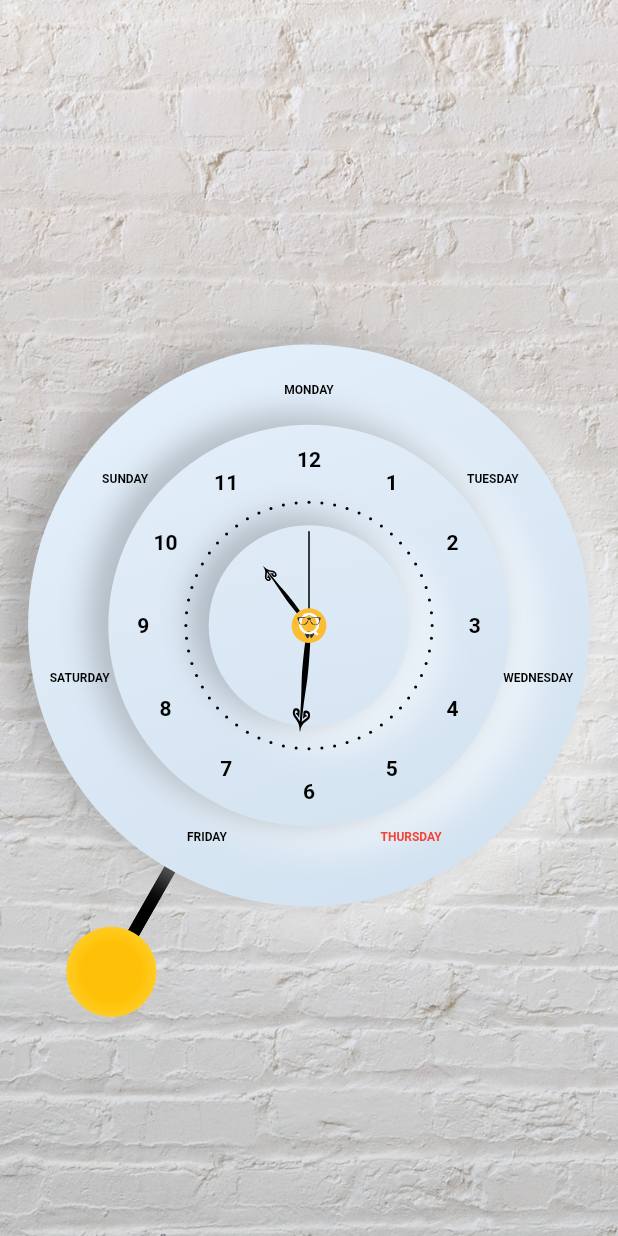
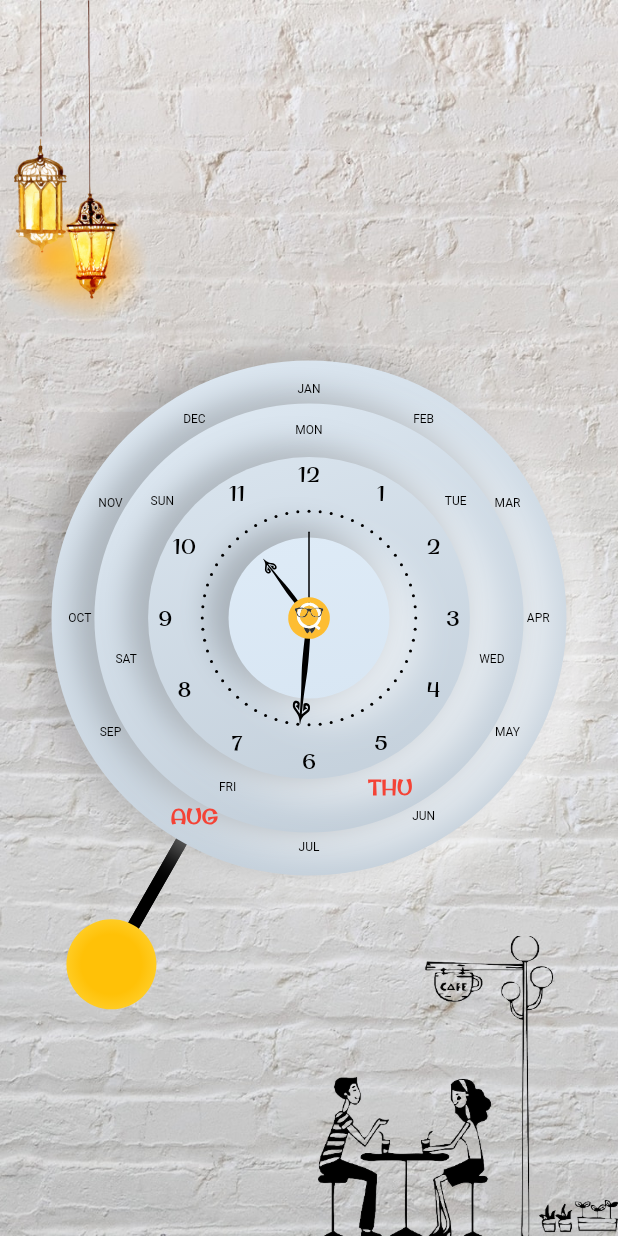
Before and after one commit to githubrohitgithub/Flutter-PUC, a Flutter app: the AnalogClock screen opened by its route, on a phone screen of 412 x 824 dp. Run offline on Flutter 3.47's test engine with Material 2 defaults, Android fonts, the phone set to English and light mode, and no system bars; our stand-ins replace flutter_svg, get_it, hive, shared_preferences, timer_builder; missing offline and left inert: neopop, qr_code_scanner; accounts and stored records are empty.

Commit message:
completed 10

```diff
--- a/lib/work_shop/navigator/modules/custom_clock/model/time_model.dart
+++ b/lib/work_shop/navigator/modules/custom_clock/model/time_model.dart
@@ -4,6 +4,7 @@ class TimeModel{
   final int? minutes;
   final int? hours;
   final int? week;
+  final int? month;
 
-  TimeModel({this.milliseconds,this.seconds, this.minutes, this.hours,this.week});
+  TimeModel({this.milliseconds,this.seconds, this.minutes, this.hours,this.week,this.month});
 }
--- a/lib/work_shop/navigator/modules/custom_clock/page/analog_clock.dart
+++ b/lib/work_shop/navigator/modules/custom_clock/page/analog_clock.dart
@@ -1,6 +1,7 @@
 import 'package:flutter/material.dart';
 import 'package:timer_builder/timer_builder.dart';
 import '../model/time_model.dart';
+import '../utils/utils.dart';
 import '../widgets/clock_widget.dart';
 
 class AnalogClock extends StatefulWidget {
@@ -13,16 +14,31 @@ class AnalogClock extends StatefulWidget {
 class _AnalogClockState extends State<AnalogClock> {
   @override
   Widget build(BuildContext context) {
+
+    var isTab = AppUtils.isTablet(AppUtils.getScreenWidth(context));
+
     return Scaffold(
       body: Stack(
         fit: StackFit.expand,
         children: [
-
           Image.asset(
             'assets/analog_clock_app/wall.jpg', // Replace with your image URL
             fit: BoxFit.cover,
           ),
+          Align(
+              alignment: Alignment.bottomRight,
+              child: Image.asset(
+                'assets/analog_clock_app/couple.png',
+                width: 200,
+              )),
 
+
+          Align(
+              alignment: Alignment.topLeft,
+              child: Image.asset(
+                'assets/analog_clock_app/lamp.png',
+                width: isTab ? 200 : 100,
+              )),
           Center(
             child: TimerBuilder.periodic(const Duration(milliseconds: 50),
                 builder: (context) {
@@ -35,10 +51,11 @@ class _AnalogClockState extends State<AnalogClock> {
                     seconds: currentTime.second,
                     milliseconds: currentTime.millisecond,
                     week: currentTime.weekday,
-                ),
+                    month: currentTime.month),
               );
             }),
-          )],
+          )
+        ],
       ),
     );
   }
--- a/lib/work_shop/navigator/modules/custom_clock/paints/clock_painter.dart
+++ b/lib/work_shop/navigator/modules/custom_clock/paints/clock_painter.dart
@@ -77,6 +77,10 @@ class ClockPainter extends CustomPainter {
     AppUtils.paintWeeksClock(
         canvas, size, weekFontSize.toDouble(), time?.week!, isTab);
     AppUtils.paintNumbersClock(canvas, size, numberFontSize.toDouble(), isTab);
+
+
+    AppUtils.paintMonthsClock(canvas, size, weekFontSize.toDouble(),time?.month, isTab);
+
 
     ///setting the brush for the clock pointers
 
--- a/lib/work_shop/navigator/modules/custom_clock/utils/utils.dart
+++ b/lib/work_shop/navigator/modules/custom_clock/utils/utils.dart
@@ -3,19 +3,25 @@ import 'package:flutter/material.dart';
 
 class AppUtils {
 
- static bool isTablet(double width) {
+
+
+  static String fontOriginalSurfer = 'OriginalSurfer';
+  static String fontPacifico = 'Pacifico';
+  static String fontChunkFivePrint = 'Chunk Five Print';
+
+
+  static bool isTablet(double width) {
     // Define a threshold to distinguish between tablets and phones
     const double tabletThreshold = 600.0;
     return width >= tabletThreshold;
   }
 
- static double getScreenWidth(BuildContext context) {
+  static double getScreenWidth(BuildContext context) {
     return MediaQuery.of(context).size.width;
   }
 
-
-
-  static void paintNumbersClock(Canvas canvas, Size size, double fontSize,bool isTab) {
+  static void paintNumbersClock(
+      Canvas canvas, Size size, double fontSize, bool isTab) {
     final double centerX = size.width / 2;
     final double centerY = size.height / 2;
     const int numHours = 12;
@@ -26,12 +32,12 @@ class AppUtils {
     var textStyle = TextStyle(
       color: Colors.black,
       fontSize: finalFontSize,
-      fontWeight: FontWeight.bold,
+      fontWeight: FontWeight.normal,
+        fontFamily: fontOriginalSurfer
     );
 
-    double radius = min(centerX, centerY)-(isTab?120:70);
+    double radius = min(centerX, centerY) - (isTab ? 120 : 70);
     double outerRadius = radius - (radius / 15);
-
 
     for (int i = 1; i <= numHours; i++) {
       final double angle = (-90 + i * angleIncrement) *
@@ -60,7 +66,7 @@ class AppUtils {
       ..style = PaintingStyle.fill;
 
     var radiusFactor = 0.75;
-    var dotSize = isTab?2.0:1.0;
+    var dotSize = isTab ? 2.0 : 1.0;
 
     for (int i = 0; i < 360; i += 6) {
       double x = centerX - outerRadius * radiusFactor * cos(i * pi / 180);
@@ -69,20 +75,30 @@ class AppUtils {
     }
   }
 
-
-  static void paintWeeksClock(Canvas canvas, Size size, double fontSize,int? week,bool isTab) {
+  static void paintWeeksClock(
+      Canvas canvas, Size size, double fontSize, int? week, bool isTab) {
     final double centerX = size.width / 2;
     final double centerY = size.height / 2;
 
-    List<String> listOfWeeks = ['MONDAY', 'TUESDAY', 'WEDNESDAY', 'THURSDAY','FRIDAY', 'SATURDAY', 'SUNDAY', ];
+    List<String> listOfWeeks = [
+      'MON',
+      'TUE',
+      'WED',
+      'THU',
+      'FRI',
+      'SAT',
+      'SUN',
+    ];
 
     final double finalFontSize = fontSize;
 
     double angleIncrement = 360 / listOfWeeks.length;
 
 
+    var radFactor = isTab ? 6 : 6;
+
     double radius = min(centerX, centerY);
-    double outerRadius = radius - (radius / 15);
+    double outerRadius = radius - (radius / radFactor);
     double innerRadius = radius - (radius / 5);
 
     // Draw transparent circle
@@ -94,14 +110,14 @@ class AppUtils {
 
     for (int i = 0; i < listOfWeeks.length; i++) {
       final double angle = (-90 + i * angleIncrement) * pi / 180;
-      final double x = centerX + (outerRadius-10 - fontSize) * cos(angle);
-      final double y = centerY + (outerRadius-10 - fontSize) * sin(angle);
+      final double x = centerX + (outerRadius - 10 - fontSize) * cos(angle);
+      final double y = centerY + (outerRadius - 10 - fontSize) * sin(angle);
 
-
-     var textStyle= TextStyle(
-        color: i+1==week?Colors.red:Colors.black,
-        fontSize: finalFontSize,
-        fontWeight: FontWeight.bold,
+      var textStyle = TextStyle(
+        color: i + 1 == week ? Colors.red : Colors.black,
+        fontSize: i + 1 == week?finalFontSize+5:finalFontSize,
+        fontWeight: i + 1 == week?FontWeight.bold:FontWeight.normal,
+          fontFamily: i +1==week?fontOriginalSurfer:''
       );
 
       final TextPainter textPainter = TextPainter(
@@ -110,7 +126,71 @@ class AppUtils {
       );
 
       textPainter.layout();
-      final Offset textOffset = Offset(x - textPainter.width / 2, y - textPainter.height / 2);
+      final Offset textOffset =
+          Offset(x - textPainter.width / 2, y - textPainter.height / 2);
+
+      textPainter.paint(canvas, textOffset);
+    }
+  }
+
+  static void paintMonthsClock(
+      Canvas canvas, Size size, double fontSize, int? month, bool isTab) {
+    final double centerX = size.width / 2;
+    final double centerY = size.height / 2;
+
+    List<String> listOfWeeks = [
+      'JAN',
+      'FEB',
+      'MAR',
+      'APR',
+      'MAY',
+      'JUN',
+      'JUL',
+      'AUG',
+      'SEP',
+      'OCT',
+      'NOV',
+      'DEC'
+    ];
+
+    final double finalFontSize = fontSize;
+
+    double angleIncrement = 360 / listOfWeeks.length;
+
+    double radius = min(centerX, centerY);
+
+    var radFactor = isTab ? 80 : 200;
+
+    double outerRadius = radius - (radius / radFactor);
+    double innerRadius = radius - (radius );
+
+    // Draw transparent circle
+    final double circleRadius = (outerRadius + innerRadius) / 2;
+    final Paint transparentPaint = Paint()
+      ..color = Colors.transparent
+      ..style = PaintingStyle.fill;
+    canvas.drawCircle(Offset(centerX, centerY), circleRadius, transparentPaint);
+
+    for (int i = 0; i < listOfWeeks.length; i++) {
+      final double angle = (-90 + i * angleIncrement) * pi / 180;
+      final double x = centerX + (outerRadius - 10 - fontSize) * cos(angle);
+      final double y = centerY + (outerRadius - 10 - fontSize) * sin(angle);
+
+      var textStyle = TextStyle(
+        color: i + 1 == month ? Colors.red : Colors.black,
+        fontSize: i + 1 == month?finalFontSize+5:finalFontSize,
+          fontWeight: i + 1 == month?FontWeight.bold:FontWeight.normal,
+          fontFamily: i +1==month?fontOriginalSurfer:''
+      );
+
+      final TextPainter textPainter = TextPainter(
+        text: TextSpan(text: listOfWeeks.elementAt(i), style: textStyle),
+        textDirection: TextDirection.ltr,
+      );
+
+      textPainter.layout();
+      final Offset textOffset =
+          Offset(x - textPainter.width / 2, y - textPainter.height / 2);
 
       textPainter.paint(canvas, textOffset);
     }
--- a/lib/work_shop/navigator/modules/custom_clock/widgets/clock_widget.dart
+++ b/lib/work_shop/navigator/modules/custom_clock/widgets/clock_widget.dart
@@ -32,16 +32,14 @@ class _ClockWidgetState extends State<ClockWidget> {
 
     var isTab = AppUtils.isTablet(AppUtils.getScreenWidth(context));
 
-    var innerRad = isTab ? 2.4 : 1.4;
+    var innerRad = isTab ? 2.4 : 1.6;
 
-    var customWidth = screenWidth / 1.1;
-    var customHeight = screenHeight / 1.1;
+    var customWidth = screenWidth / 1.2;
+    var customHeight = screenHeight / 1.2;
 
-    var logoSize = isTab ? 50.0 : 25.0;
+    var logoSize = isTab ? 50.0 : 30.0;
 
-    return Padding(
-      padding: const EdgeInsets.only(top: 10.0),
-      child: SizedBox(
+    return SizedBox(
       width: customWidth,
       height: customHeight,
       child: Stack(
@@ -51,10 +49,30 @@ class _ClockWidgetState extends State<ClockWidget> {
             screenHeight,
             isTab: isTab,
           ),
-            elevatedPlate(customWidth, customHeight),
-            elevatedPlate(customWidth / innerRad, customHeight),
           elevatedPlate(
-                customWidth / (innerRad * (isTab ? 1.7 : 2.0)), customHeight),
+            customWidth,
+            customHeight,
+            Color(0xFFECF6FF),
+            Color(0xFFB1BECA),
+          ),
+          elevatedPlate(
+            customWidth / 1.2,
+            customHeight / 1.2,
+            Color(0xFFECF6FF),
+            Color(0xFFB1BECA),
+          ),
+          elevatedPlate(
+            customWidth / innerRad,
+            customHeight,
+            Color(0xFFECF6FF),
+            Color(0xFFB1BECA),
+          ),
+          elevatedPlate(
+            customWidth / (innerRad * (isTab ? 1.7 : 2.0)),
+            customHeight,
+            Color(0xFFECF6FF),
+            Color(0xFFCADBEB),
+          ),
           Container(
             constraints: const BoxConstraints.expand(),
             child: CustomPaint(
@@ -67,7 +85,6 @@ class _ClockWidgetState extends State<ClockWidget> {
             painter: SmartqLogoPaint(),
           ),
         ],
-        ),
       ),
     );
   }
--- a/lib/work_shop/navigator/modules/custom_clock/widgets/elevated_plate.dart
+++ b/lib/work_shop/navigator/modules/custom_clock/widgets/elevated_plate.dart
@@ -1,16 +1,16 @@
 import 'package:flutter/material.dart';
 
-Widget elevatedPlate(double width, double height){
+Widget elevatedPlate(double width, double height,Color color1,Color color2){
 
   return  Container(
     width: width,
     height: height,
     decoration: BoxDecoration(
       shape: BoxShape.circle,
-      gradient: const LinearGradient(
+      gradient:  LinearGradient(
         colors: [
-          Color(0xFFECF6FF),
-          Color(0xFFCADBEB),
+         color1,
+          color2
         ],
         begin: Alignment.topLeft,
         end: Alignment.bottomRight,
--- a/lib/work_shop/navigator/modules/day_three/page/dashboard/widgets/half_overlapping_widgets.dart
+++ b/lib/work_shop/navigator/modules/day_three/page/dashboard/widgets/half_overlapping_widgets.dart
@@ -8,8 +8,6 @@ class OverlappingCirclesWidget extends StatelessWidget {
   @override
   Widget build(BuildContext context) {
     //create a stack of widgets and fill th children from listOfWidgets
-
-
 
     return listOfWidgets.isNotEmpty
         ? SizedBox(
```
Also changed, not shown: assets/analog_clock_app/couple.png (added), assets/analog_clock_app/lamp.png (added). Lines whose indentation alone changed are shown as unchanged.
